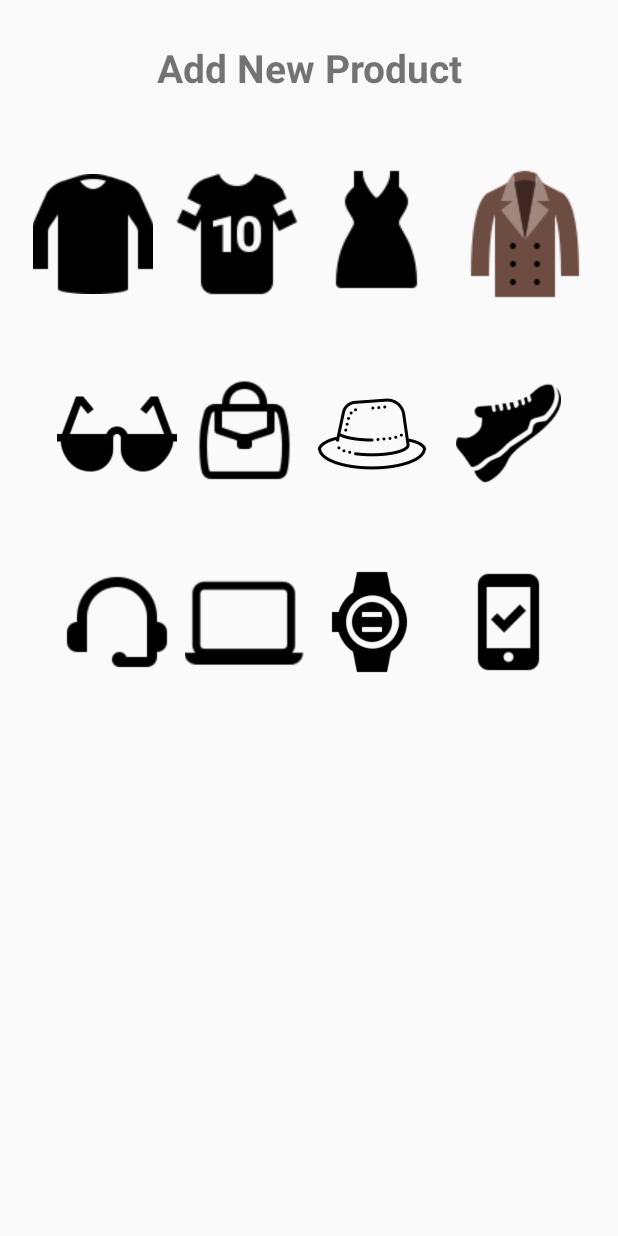
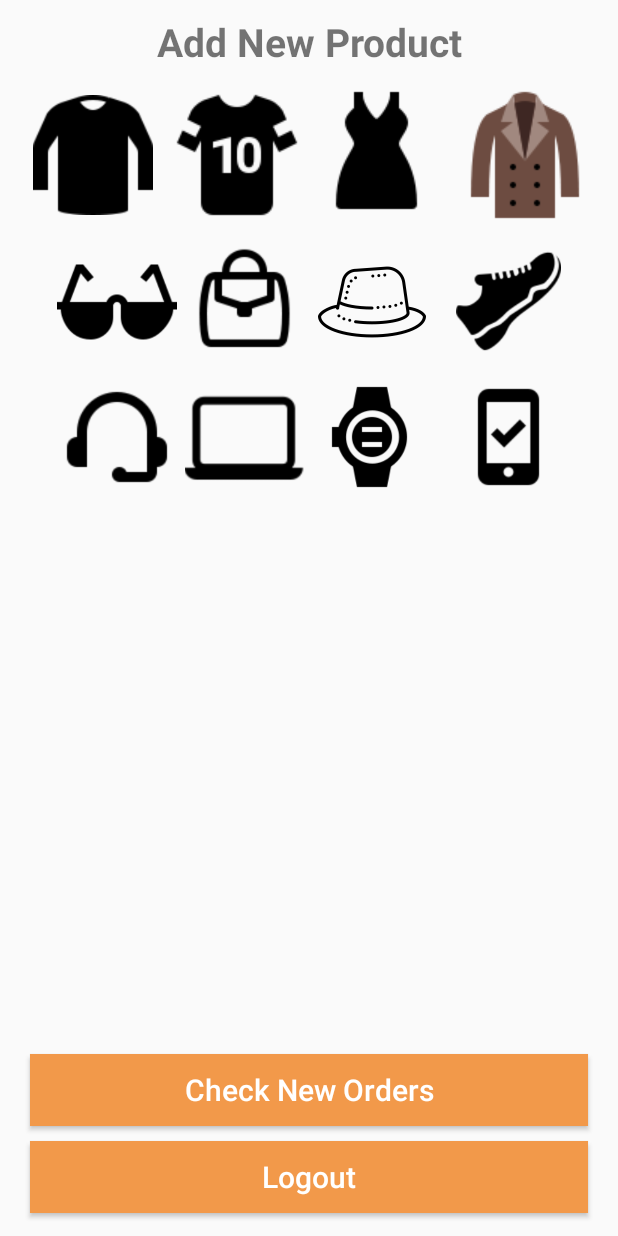
Before and after one commit to Bawani123/Shopify_new, an Android app: the AdminCategoryActivity screen opened directly, with no data from a screen before it, on a phone screen of 412 x 824 dp. Run offline under Robolectric (Android 15) with nearby library versions, the phone set to English and light mode, and no system bars.

Commit message:
CheckNewOrders

```diff
--- a/app/src/main/res/layout/activity_admin_category.xml
+++ b/app/src/main/res/layout/activity_admin_category.xml
@@ -12,7 +12,7 @@
         android:layout_width="match_parent"
         android:layout_height="wrap_content"
         android:layout_alignParentTop="true"
-        android:layout_marginTop="27dp"
+        android:layout_marginTop="10dp"
         android:text="Add New Product"
         android:textAlignment="center"
         android:textSize="26dp"
@@ -30,7 +30,7 @@
         android:orientation="horizontal"
         android:layout_centerHorizontal="true"
         android:gravity="center"
-        android:layout_marginTop="45dp"
+        android:layout_marginTop="10dp"
         >
         <ImageView
             android:id="@+id/t_shirts"
@@ -65,7 +65,7 @@
         android:orientation="horizontal"
         android:layout_centerHorizontal="true"
         android:gravity="center"
-        android:layout_marginTop="45dp"
+        android:layout_marginTop="10dp"
         >
         <ImageView
             android:id="@+id/glasses"
@@ -101,7 +101,7 @@
         android:orientation="horizontal"
         android:layout_centerHorizontal="true"
         android:gravity="center"
-        android:layout_marginTop="45dp"
+        android:layout_marginTop="10dp"
         >
         <ImageView
             android:id="@+id/headphones_handfree"
@@ -130,6 +130,40 @@
     </LinearLayout>
 
 
+    <Button
+        android:id="@+id/check_orders_btn"
+        android:layout_width="match_parent"
+        android:layout_height="wrap_content"
+        android:layout_above="@+id/admin_logout_btn"
+        android:layout_marginLeft="20dp"
+        android:layout_marginRight="20dp"
+        android:layout_marginBottom="10dp"
+        android:background="@color/colorPrimaryDark"
+        android:text="Check New Orders"
+        android:textColor="@android:color/white"
+        android:textSize="20dp"
+        android:textAllCaps="false"
+
+        />
+
+
+    <Button
+        android:id="@+id/admin_logout_btn"
+        android:layout_width="match_parent"
+        android:layout_height="wrap_content"
+        android:layout_alignParentBottom="true"
+        android:layout_marginLeft="20dp"
+        android:layout_marginRight="20dp"
+        android:layout_marginBottom="15dp"
+        android:background="@color/colorPrimaryDark"
+        android:text="Logout"
+        android:textColor="@android:color/white"
+        android:textSize="20dp"
+        android:textAllCaps="false"
+
+        />
+
+
 
 
 
```
